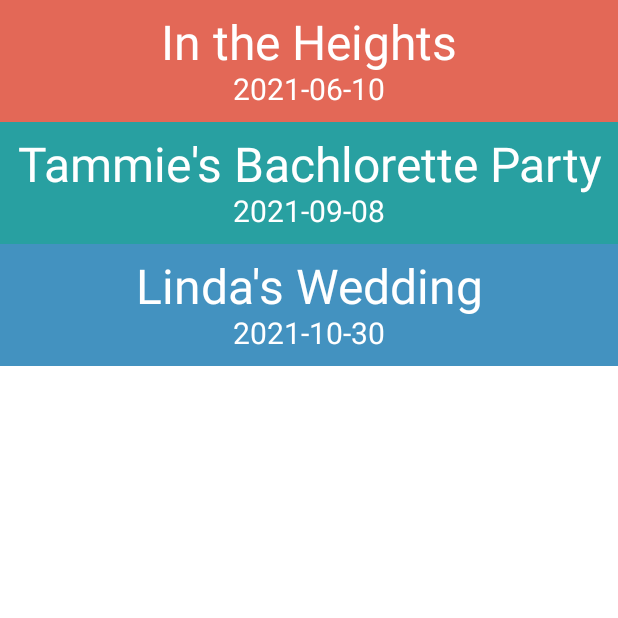
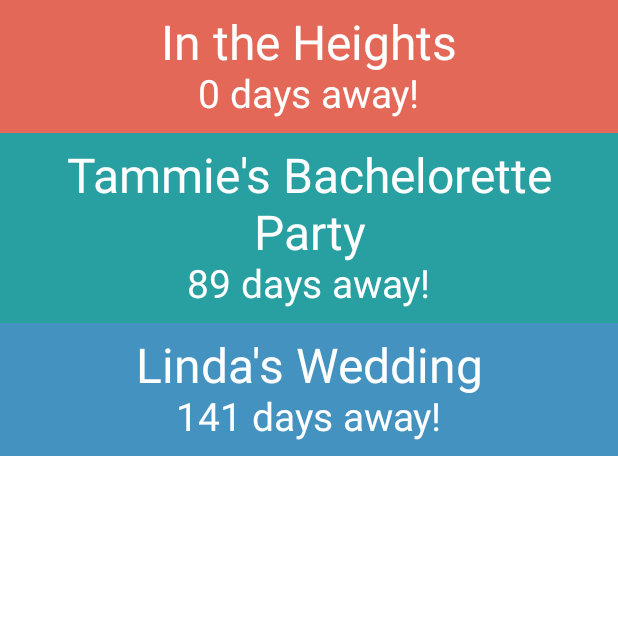
Before and after one commit to calren/LittleJoy, an Android app built with Jetpack Compose: the screen it shows after launch (MainActivity), on a phone screen of 412 x 824 dp, the top half of it. Run offline under Robolectric (Android 15) with nearby library versions, the phone set to English and light mode, and no system bars.

Commit message:
Display 'days away' for events

```diff
--- a/app/build.gradle
+++ b/app/build.gradle
@@ -9,7 +9,7 @@ android {
 
     defaultConfig {
         applicationId "com.example.littlejoy"
-        minSdk 21
+        minSdk 26
         targetSdk 30
         versionCode 1
         versionName "1.0"
--- a/app/src/main/java/com/example/littlejoy/Event.kt
+++ b/app/src/main/java/com/example/littlejoy/Event.kt
@@ -1,5 +1,6 @@
 package com.example.littlejoy
 
+import java.time.Instant
 import java.util.*
 
-data class Event(val eventName: String, val eventTime: Date)
+data class Event(val eventName: String, val eventTime: Instant)
--- a/app/src/main/java/com/example/littlejoy/MainActivity.kt
+++ b/app/src/main/java/com/example/littlejoy/MainActivity.kt
@@ -24,6 +24,10 @@ import androidx.compose.ui.graphics.Color
 import androidx.compose.ui.platform.LocalContext
 import androidx.compose.ui.text.style.TextAlign
 import androidx.core.content.ContextCompat
+import java.time.Duration
+import java.time.Instant
+import java.time.LocalDate
+import java.time.ZoneId
 
 class MainActivity : ComponentActivity() {
     override fun onCreate(savedInstanceState: Bundle?) {
@@ -33,9 +37,12 @@ class MainActivity : ComponentActivity() {
                 // A surface container using the 'background' color from the theme
                 Surface(color = MaterialTheme.colors.background) {
                     val testEvents = listOf(
-                        Event("In the Heights", Date.valueOf("2021-6-10")),
-                        Event("Tammie's Bachlorette Party", Date.valueOf("2021-9-8")),
-                        Event("Linda's Wedding", Date.valueOf("2021-10-30"))
+                        Event("In the Heights", getInstantFromStringDate("2021-06-10")),
+                        Event(
+                            "Tammie's Bachelorette Party",
+                            getInstantFromStringDate("2021-09-08")
+                        ),
+                        Event("Linda's Wedding", getInstantFromStringDate("2021-10-30"))
                     )
                     EventsList(testEvents)
                 }
@@ -76,9 +83,9 @@ fun EventRow(event: Event) {
             Text(
                 modifier = Modifier
                     .align(Alignment.CenterHorizontally),
-                text = event.eventTime.toString(),
+                text = getDaysUntilDate(event.eventTime).toString() + " days away!",
                 color = Color.White,
-                fontSize = 20.sp
+                fontSize = 26.sp
             )
         }
     }
@@ -86,8 +93,11 @@ fun EventRow(event: Event) {
 
 var cardColorNumber = 1
 
+/**
+ * With a list of predefined colors, gets the next color in the list so every item in the list will
+ * have a different colored background.
+ */
 fun getNextColor(): Color {
-
     var colorToReturn = Color(0xFFE36857)
 
     // TODO Figure out how to get color from resources
@@ -106,13 +116,30 @@ fun getNextColor(): Color {
     return colorToReturn
 }
 
+fun getDaysUntilDate(date: Instant): Int {
+    val now = Instant.now()
+    val diffInDates = Duration.between(now, date)
+    val differenceInDays = diffInDates.toDays()
+    return differenceInDays.toInt()
+}
+
+/**
+ * Takes a string representation of a date in the form of YYYY-MM-DD and turns it into an Instant
+ */
+fun getInstantFromStringDate(date: String): Instant {
+    return LocalDate.parse(date).atStartOfDay(ZoneId.systemDefault()).toInstant()
+}
+
 @Preview(showBackground = true)
 @Composable
 fun DefaultPreview() {
     val testEvents = listOf(
-        Event("In the Heights", Date.valueOf("2021-6-10")),
-        Event("Tammie's Bachlorette Party", Date.valueOf("2021-9-8")),
-        Event("Linda's Wedding", Date.valueOf("2021-10-30"))
+        Event("In the Heights", getInstantFromStringDate("2021-06-10")),
+        Event(
+            "Tammie's Bachelorette Party",
+            getInstantFromStringDate("2021-09-08")
+        ),
+        Event("Linda's Wedding", getInstantFromStringDate("2021-10-30"))
     )
 
     // Preview list
@@ -121,5 +148,5 @@ fun DefaultPreview() {
 //    }
 
     // Preview list item
-    EventRow(Event("Latte's Birthday", Date.valueOf("2021-7-30")))
+    EventRow(Event("Latte's Birthday", getInstantFromStringDate("2021-07-30")))
 }
```
Also changed, not shown: 1 other file.
